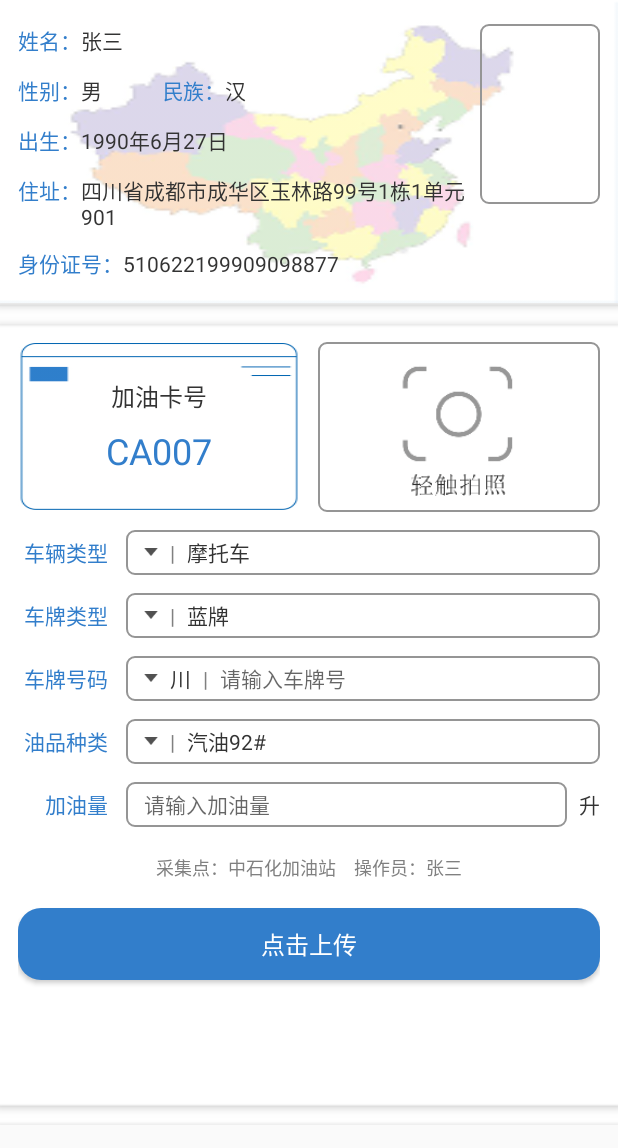
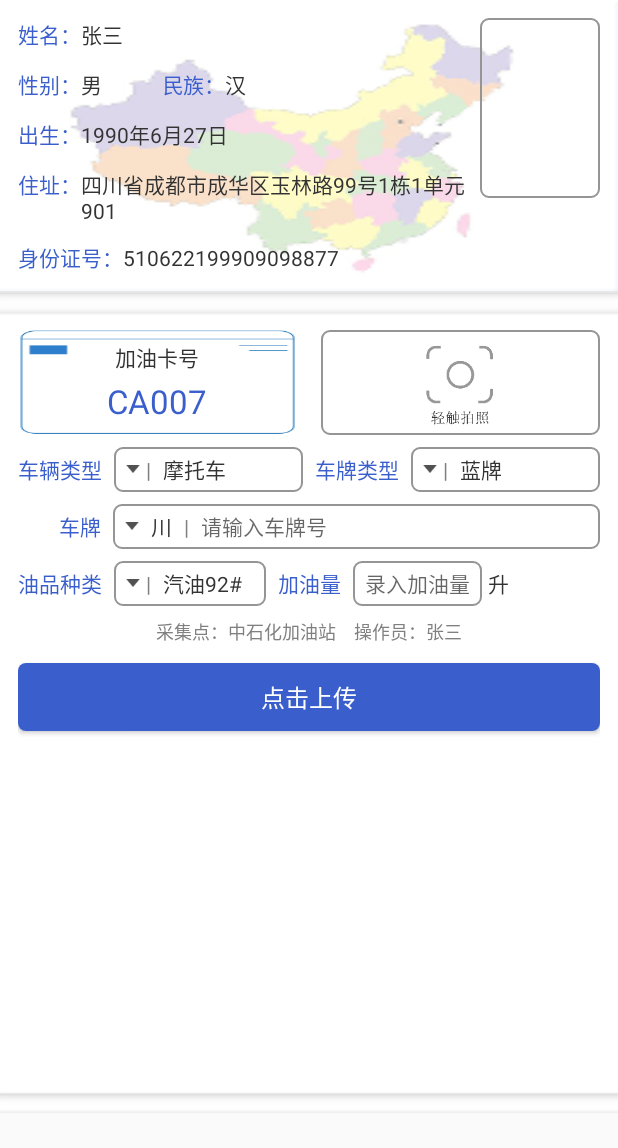
Before and after one commit to jackyflame/GasScaner, an Android app: the layout fragment_tab_register.xml on its own in the app's theme, with its tools: preview values and no code run, on a phone screen of 412 x 824 dp. Shown: the top 1148 px of the screen. Run offline under Robolectric (Android 15) with nearby library versions, the phone set to English and light mode, and no system bars.

Commit message:
页面调整；

```diff
--- a/app/src/main/res/layout/fragment_tab_register.xml
+++ b/app/src/main/res/layout/fragment_tab_register.xml
@@ -20,10 +20,10 @@
                 android:layout_width="match_parent"
                 android:layout_height="wrap_content"
                 android:background="@mipmap/bg_idcard"
-                android:paddingBottom="@dimen/padding_xl"
+                android:paddingBottom="@dimen/padding_l"
                 android:paddingLeft="@dimen/padding_l"
                 android:paddingRight="@dimen/padding_l"
-                android:paddingTop="@dimen/padding_xl">
+                android:paddingTop="@dimen/padding_l">
 
                 <!--姓名-->
                 <TextView
@@ -152,7 +152,7 @@
 
                     <LinearLayout
                         android:layout_width="0dp"
-                        android:layout_height="wrap_content"
+                        android:layout_height="70dp"
                         android:layout_weight="1"
                         android:background="@mipmap/bg_gas_card"
                         android:gravity="center"
@@ -161,15 +161,15 @@
                         <TextView
                             android:layout_width="wrap_content"
                             android:layout_height="wrap_content"
-                            android:textSize="@dimen/text_l"
+                            android:textSize="@dimen/text_m_l"
                             android:text="@string/lable_gasnumber"
                             android:textColor="@color/text_black_gray"/>
 
                         <TextView
                             android:layout_width="wrap_content"
                             android:layout_height="wrap_content"
-                            android:layout_marginTop="@dimen/padding_m"
-                            android:textSize="@dimen/text_xl"
+                            android:layout_marginTop="@dimen/padding_s"
+                            android:textSize="22sp"
                             android:text="CA007"
                             android:textColor="@color/text_blue"/>
 
@@ -178,7 +178,7 @@
                     <RelativeLayout
                         android:layout_width="0dp"
                         android:layout_height="match_parent"
-                        android:layout_marginLeft="@dimen/padding_l"
+                        android:layout_marginLeft="@dimen/padding_xl"
                         android:background="@drawable/bg_border_gray_5"
                         android:layout_weight="1">
 
@@ -202,28 +202,26 @@
                         android:text="@string/lable_car_type" />
 
                     <LinearLayout
-                        style="@style/lin_input_row">
+                        style="@style/lin_input_row_wt">
 
                         <TextView
                             style="@style/txv_input_lefticon"/>
 
                         <TextView
                             style="@style/txv_input_balck"
-                            android:text="摩托车"/>
+                            android:text="摩托车"
+                            android:layout_width="25dp" />
 
                     </LinearLayout>
 
-                </LinearLayout>
-
-                <!--车牌类型-->
-                <LinearLayout style="@style/info_row">
-
+                    <!--车牌类型-->
                     <TextView
                         style="@style/lab_title_blue2"
+                        android:layout_marginLeft="@dimen/padding_m"
                         android:text="@string/lable_brand_type" />
 
                     <LinearLayout
-                        style="@style/lin_input_row">
+                        style="@style/lin_input_row_wt">
 
                         <TextView
                             style="@style/txv_input_lefticon"/>
@@ -241,10 +239,10 @@
 
                     <TextView
                         style="@style/lab_title_blue2"
-                        android:text="@string/lable_brand_num" />
+                        android:text="车牌" />
 
                     <LinearLayout
-                        style="@style/lin_input_row">
+                        style="@style/lin_input_row_wt">
 
                         <TextView
                             android:layout_width="wrap_content"
@@ -292,26 +290,24 @@
 
                     </LinearLayout>
 
-                </LinearLayout>
-
-                <!--加油量-->
-                <LinearLayout style="@style/info_row">
-
+                    <!--加油量-->
                     <TextView
                         style="@style/lab_title_blue2"
+                        android:minWidth="0dp"
+                        android:layout_marginLeft="@dimen/padding_m"
                         android:text="@string/lable_gas_amount" />
 
                     <EditText
                         style="@style/lin_input_row"
                         android:textColor="@color/text_black_gray"
                         android:textSize="@dimen/text_m_l"
-                        android:hint="请输入加油量"
+                        android:hint="录入加油量"
                         android:text=""/>
 
                     <TextView
                         android:layout_width="wrap_content"
                         android:layout_height="wrap_content"
-                        android:layout_marginLeft="@dimen/padding_m"
+                        android:layout_marginLeft="@dimen/padding_s"
                         android:textSize="@dimen/text_m_l"
                         android:textColor="@color/text_black_gray"
                         android:text="@string/lable_gas_unit"/>
@@ -320,6 +316,8 @@
 
                 <!--操作人员信息-->
                 <LinearLayout style="@style/info_row"
+                    android:layout_width="match_parent"
+                    android:layout_height="wrap_content"
                     android:gravity="center">
 
                     <TextView
@@ -355,7 +353,7 @@
 
                 <Button
                     android:layout_width="match_parent"
-                    android:layout_height="wrap_content"
+                    android:layout_height="45dp"
                     android:layout_marginTop="@dimen/padding_l"
                     android:text="@string/btn_upload"
                     android:textSize="@dimen/text_l"
--- a/app/src/main/res/layout/fragment_tab_user.xml
+++ b/app/src/main/res/layout/fragment_tab_user.xml
@@ -43,13 +43,13 @@
 
         <ImageView
             android:id="@+id/img_header"
-            android:layout_width="140dp"
-            android:layout_height="140dp"
-            android:src="@mipmap/ic_gas_header"/>
+            android:layout_width="120dp"
+            android:layout_height="120dp"
+            android:src="@mipmap/ic_jinghui"/>
 
         <LinearLayout
             style="@style/user_row"
-            android:layout_marginTop="@dimen/padding_xl"
+            android:layout_marginTop="@dimen/padding_xxxl"
             android:orientation="horizontal">
                 <TextView
                     android:layout_width="wrap_content"
@@ -98,11 +98,11 @@
 
         <Button
             android:layout_width="match_parent"
-            android:layout_height="wrap_content"
-            android:layout_marginLeft="@dimen/padding_xxxl"
-            android:layout_marginRight="@dimen/padding_xxxl"
+            android:layout_height="45dp"
+            android:layout_marginLeft="@dimen/padding_xxl"
+            android:layout_marginRight="@dimen/padding_xxl"
             android:layout_marginTop="80dp"
-            android:background="@drawable/bg_corner_orange_5"
+            android:background="@drawable/bg_corner_red_5"
             android:textSize="@dimen/text_l"
             android:textColor="@color/white"
             android:onClick="@{viewModel.onLogoutClick}"
--- a/app/src/main/res/layout/layout_home_tab_item.xml
+++ b/app/src/main/res/layout/layout_home_tab_item.xml
@@ -3,8 +3,8 @@
     android:layout_width="match_parent"
     android:layout_height="wrap_content"
     android:gravity="center"
-    android:paddingTop="@dimen/padding_l"
-    android:paddingBottom="@dimen/padding_l"
+    android:paddingTop="@dimen/padding_m"
+    android:paddingBottom="@dimen/padding_m"
     android:orientation="vertical">
 
     <ImageView
@@ -16,7 +16,6 @@
         android:id="@+id/txv_tab_title"
         android:layout_width="wrap_content"
         android:layout_height="wrap_content"
-        android:padding="2dp"
         android:textColor="@color/main_tab_text_selector" />
 
 </LinearLayout>
--- a/app/src/main/res/layout/layout_titlebar.xml
+++ b/app/src/main/res/layout/layout_titlebar.xml
@@ -11,10 +11,11 @@
         <android.support.v7.widget.Toolbar
             android:id="@+id/toolbar"
             android:layout_width="match_parent"
-            android:layout_height="?attr/actionBarSize"
+            android:layout_height="45dp"
             android:background="@color/colorPrimary"
             app:layout_scrollFlags="scroll|enterAlways"
             app:popupTheme="@style/AppTheme.PopupOverlay">
+            <!--android:layout_height="?attr/actionBarSize"-->
             <!--app:navigationIcon="@drawable/ic_arrow_back_selector"-->
             <!--android:navigationIcon="@drawable/ic_arrow_back_selector"-->
             <TextView
--- a/app/src/main/res/values/colors.xml
+++ b/app/src/main/res/values/colors.xml
@@ -1,6 +1,6 @@
 <?xml version="1.0" encoding="utf-8"?>
 <resources>
-    <color name="colorPrimary">#327ecb</color>
+    <color name="colorPrimary">#3A5FCD</color>
     <color name="colorPrimaryDark">#303F9F</color>
     <color name="colorAccent">#FF4081</color>
 </resources>
--- a/app/src/main/res/values/styles.xml
+++ b/app/src/main/res/values/styles.xml
@@ -11,7 +11,7 @@
     <style name="info_row">
         <item name="android:layout_width">match_parent</item>
         <item name="android:layout_height">30dp</item>
-        <item name="android:layout_marginTop">@dimen/padding_l</item>
+        <item name="android:layout_marginTop">@dimen/padding_m</item>
         <item name="android:gravity">center_vertical</item>
         <item name="android:orientation">horizontal</item>
     </style>
@@ -24,7 +24,7 @@
     </style>
 
     <style name="lab_title_blue2" parent="lab_title_blue">
-        <item name="android:minWidth">60dp</item>
+        <item name="android:minWidth">55dp</item>
         <item name="android:gravity">center_vertical|right</item>
     </style>
 
@@ -36,22 +36,27 @@
     </style>
 
     <style name="lin_input_row">
+        <item name="android:layout_width">wrap_content</item>
+        <item name="android:layout_height">match_parent</item>
+        <item name="android:orientation">horizontal</item>
+        <item name="android:gravity">center_vertical</item>
+        <item name="android:paddingLeft">@dimen/padding_m</item>
+        <item name="android:paddingRight">@dimen/padding_m</item>
+        <item name="android:layout_marginLeft">@dimen/padding_m</item>
+        <item name="android:background">@drawable/bg_border_gray_5</item>
+    </style>
+
+    <style name="lin_input_row_wt" parent="lin_input_row">
         <item name="android:layout_width">0dp</item>
         <item name="android:layout_height">match_parent</item>
         <item name="android:layout_weight">1</item>
-        <item name="android:orientation">horizontal</item>
-        <item name="android:gravity">center_vertical</item>
-        <item name="android:paddingLeft">@dimen/padding_l</item>
-        <item name="android:paddingRight">@dimen/padding_l</item>
-        <item name="android:layout_marginLeft">@dimen/padding_l</item>
-        <item name="android:background">@drawable/bg_border_gray_5</item>
     </style>
 
     <style name="txv_input_lefticon">
         <item name="android:layout_width">wrap_content</item>
         <item name="android:layout_height">wrap_content</item>
         <item name="android:drawableLeft">@mipmap/ic_expand_trangle</item>
-        <item name="android:drawablePadding">@dimen/padding_m</item>
+        <item name="android:drawablePadding">@dimen/padding_s</item>
         <item name="android:gravity">center_vertical</item>
         <item name="android:text">|</item>
         <item name="android:textSize">@dimen/text_m_l</item>
--- a/baselibrary/src/main/res/drawable/bg_corner_blue_5.xml
+++ b/baselibrary/src/main/res/drawable/bg_corner_blue_5.xml
@@ -3,5 +3,5 @@
 <shape xmlns:android="http://schemas.android.com/apk/res/android"
     android:shape="rectangle">
     <solid android:color="@color/blue" />
-    <corners android:radius="15dp" />
+    <corners android:radius="5dp" />
 </shape>
--- a/baselibrary/src/main/res/values/colors_base.xml
+++ b/baselibrary/src/main/res/values/colors_base.xml
@@ -28,7 +28,7 @@
     <color name="red">#fe0000</color>
     <color name="green">#29ca64</color>
     <color name="orange">#EEC900</color>
-    <color name="blue">#327ecb</color>
+    <color name="blue">#3A5FCD</color>
     <color name="blue_light">#5CACEE</color>
     <color name="blue_dark">#519AD3</color>
 
@@ -42,6 +42,6 @@
     <color name="text_black_gray">#333333</color>
     <color name="text_gray">#808080</color>
     <color name="text_gray_light">#aaaaaa</color>
-    <color name="text_blue">#327ecb</color>
+    <color name="text_blue">#3A5FCD</color>
 
 </resources>
```
